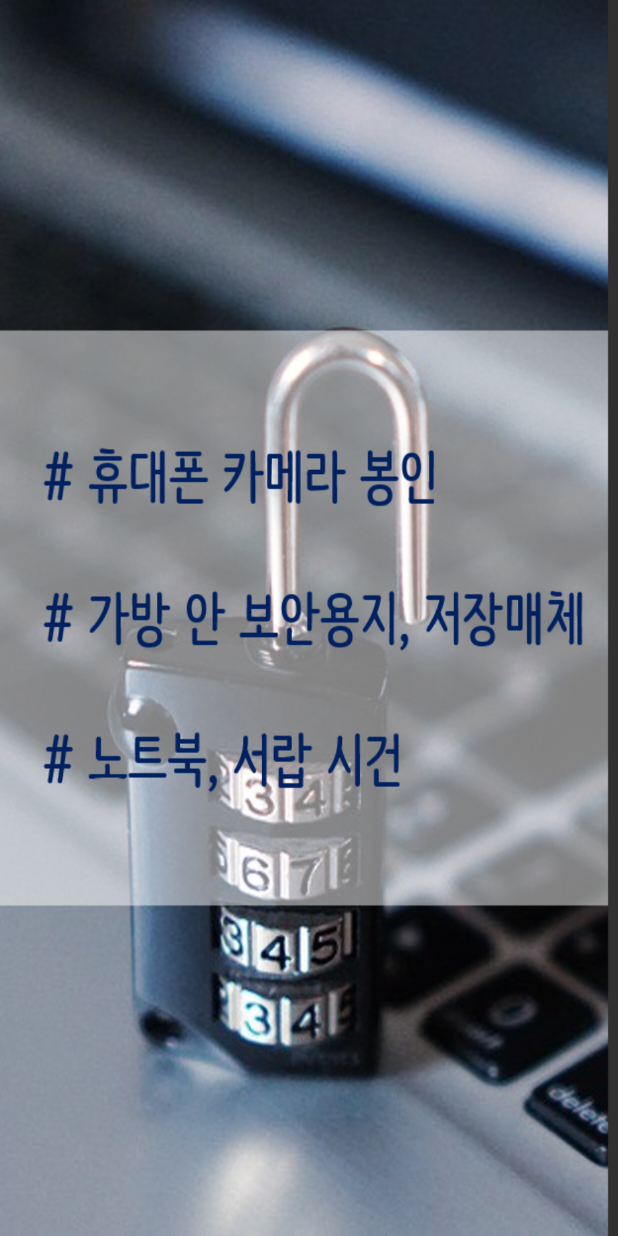
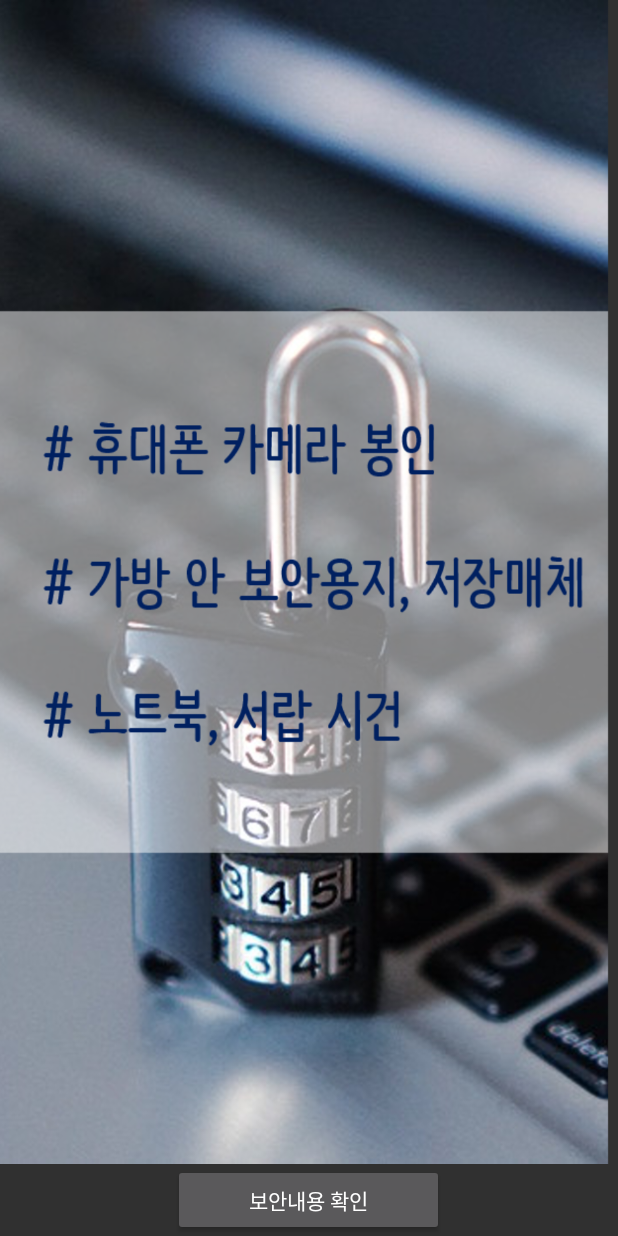
Before and after one commit to jenyo0/securityAlarm, an Android app: the screen it shows after launch (MainActivity), on a phone screen of 412 x 824 dp. Run offline under Robolectric (Android 15) with nearby library versions, the phone set to English and light mode, and no system bars.

Commit message:
1. 스누즈 기능 추가(오전/오후 각 3회) 2. 알람 시 화면에 확인버튼 클릭하면 스누즈 기능 취소 3. 화면 버튼 추가

```diff
--- a/src/main/java/samsungkh/com/kh_alarm/AlarmManagerUtil.java
+++ b/src/main/java/samsungkh/com/kh_alarm/AlarmManagerUtil.java
@@ -22,7 +22,6 @@ public  class AlarmManagerUtil {
 
     public static void setOnceAlarm(int hourOfDay, int minute, PendingIntent alarmPendingIntent) {
         AlarmManager alarmManager = (AlarmManager)mContext.getSystemService(Context.ALARM_SERVICE);
-
        if (Build.VERSION.SDK_INT >= Build.VERSION_CODES.M)
             alarmManager.setExactAndAllowWhileIdle(AlarmManager.RTC_WAKEUP, getTriggerAtMillis(hourOfDay, minute), alarmPendingIntent);
         else if (Build.VERSION.SDK_INT >= Build.VERSION_CODES.KITKAT)
@@ -30,7 +29,6 @@ public  class AlarmManagerUtil {
         else
             alarmManager.set(AlarmManager.RTC_WAKEUP, getTriggerAtMillis(hourOfDay, minute), alarmPendingIntent);
     }
-
 
     private static long getTriggerAtMillis(int hourOfDay, int minute) {
         GregorianCalendar currentCalendar = (GregorianCalendar) GregorianCalendar.getInstance();
--- a/src/main/java/samsungkh/com/kh_alarm/MainActivity.java
+++ b/src/main/java/samsungkh/com/kh_alarm/MainActivity.java
@@ -3,7 +3,6 @@ package samsungkh.com.kh_alarm;
 import android.annotation.TargetApi;
 import android.app.AlarmManager;
 import android.app.PendingIntent;
-import android.app.admin.DevicePolicyManager;
 import android.content.ComponentName;
 import android.content.Context;
 import android.content.Intent;
@@ -11,15 +10,21 @@ import android.os.Build;
 import android.os.Bundle;
 import android.support.v7.app.AppCompatActivity;
 import android.util.Log;
+import android.view.View;
+import android.widget.Button;
 import android.widget.ImageView;
+import android.widget.Toast;
 
 import java.util.Calendar;
+import java.util.GregorianCalendar;
 
-public class MainActivity extends AppCompatActivity{
+public class MainActivity extends AppCompatActivity implements View.OnClickListener{
 
-    DevicePolicyManager deviceMgr;
     ComponentName comp;
     ImageView imgView;
+    Button confirmBtn;
+    private PendingIntent pendingIntent;
+//    private PendingIntent[] sender;
 
    @TargetApi(Build.VERSION_CODES.LOLLIPOP)
     @Override
@@ -27,30 +32,39 @@ public class MainActivity extends AppCompatActivity{
 
         super.onCreate(savedInstanceState);
 
-        deviceMgr = (DevicePolicyManager) getSystemService(Context.DEVICE_POLICY_SERVICE);
         comp = new ComponentName(this, UninstallDeviceAdminReceiver.class);
 
        setContentView(R.layout.activity_main);
        imgView = (ImageView) findViewById(R.id.main_img);
        imgView.setBackgroundResource(R.drawable.sec_1);
 
-        if (!deviceMgr.isAdminActive(comp)) {
-            Log.d("jojo", "Main :admin is false");
-            Intent intent = new Intent(
-                    DevicePolicyManager.ACTION_ADD_DEVICE_ADMIN);
-            intent.putExtra(DevicePolicyManager.EXTRA_DEVICE_ADMIN, comp);
-            intent.putExtra(DevicePolicyManager.DELEGATION_BLOCK_UNINSTALL, comp);
-            intent.putExtra(DevicePolicyManager.EXTRA_ADD_EXPLANATION,
-                    getString(R.string.devicePolicyManagerMessage));
-            startActivityForResult(intent, 0);
-        } else {
-            Log.d("jojo", "Main : admin is true");
-        }
+       confirmBtn = (Button) findViewById(R.id.button_confirm);
+       confirmBtn.setOnClickListener(this);
+
+//        if (!deviceMgr.isAdminActive(comp)) {
+//            Log.d("jojo", "Main :admin is false");
+//            Intent intent = new Intent(DevicePolicyManager.ACTION_ADD_DEVICE_ADMIN);
+//            intent.putExtra(DevicePolicyManager.EXTRA_DEVICE_ADMIN, comp);
+//            intent.putExtra(DevicePolicyManager.DELEGATION_BLOCK_UNINSTALL, comp);
+//            intent.putExtra(DevicePolicyManager.EXTRA_ADD_EXPLANATION, getString(R.string.devicePolicyManagerMessage));
+//            startActivityForResult(intent, 0);
+//        } else {
+//            Log.d("jojo", "Main : admin is true");
+//        }
+
+       setAlarm("M");
+       setAlarm("A");
+
+//       setAlarm1();
+//       setAlarm2();
+
     }
 
     @Override
     protected void onResume() {
         super.onResume();
+
+        Log.d("jojo", "Main :onResume()");
 
         Calendar cal = Calendar.getInstance();
         int num = cal.get(Calendar.DAY_OF_WEEK);
@@ -76,42 +90,72 @@ public class MainActivity extends AppCompatActivity{
             Log.d("jojo", "onActiveResult-OK");
         }
 
-        setAlarm1();
-        setAlarm2();
+        Log.d("jojo", "Main :onActivityResult()");
+
+        setAlarm("M");
+        setAlarm("A");
     }
 
-    public void setAlarm1(){
+    private void setAlarm(String gubun){
 
-        AlarmManager manager = (AlarmManager)getSystemService(Context.ALARM_SERVICE);
+        Log.d("jojo", "IN setAlarm()");
+
         Intent myIntent;
-        PendingIntent pendingIntent;
+        AlarmManagerUtil alarmManagerUtil = new AlarmManagerUtil(this);
+        myIntent = new Intent(MainActivity.this, BroadCaseD.class);
+//        sender = new PendingIntent[6];
 
-        myIntent = new Intent(MainActivity.this, BroadCaseD.class);
-        pendingIntent = PendingIntent.getBroadcast(this, 0, myIntent, 0);
+        int randomMin = (int)(Math.random()*10 + 1);
+        int startCount,endCount,hour;
 
-        AlarmManagerUtil alarmManagerUtil = new AlarmManagerUtil(this);
-        AlarmManagerUtil.setOnceAlarm(10,50+(int)(Math.random()*40 + 1), pendingIntent);
+        if("M".equals(gubun)){
+            Log.d("jojo", "Main :setAlarm() : M");
+            startCount = 0;
+            endCount = 3;
+            hour = 11;
+        }else{
+            Log.d("jojo", "Main :setAlarm() : A");
+            startCount = 3;
+            endCount = 6;
+            hour = 16;
+        }
 
-        //test
+//        //test
 //        GregorianCalendar currentCalendar = (GregorianCalendar) GregorianCalendar.getInstance();
 //        int curHour = currentCalendar.get(GregorianCalendar.HOUR_OF_DAY);
 //        int curMin = currentCalendar.get(GregorianCalendar.MINUTE);
-//        AlarmManagerUtil.setOnceAlarm(curHour, curMin+1, pendingIntent);
 
+        for (int count = startCount ; count < endCount ;count++){
+            pendingIntent = PendingIntent.getBroadcast(this, count, myIntent, 0);
+            AlarmManagerUtil.setOnceAlarm(hour,randomMin + (count%3)*10, pendingIntent);
+            //test용
+//            if("M".equals(gubun)){
+//                alarmManagerUtil.setOnceAlarm(curHour,curMin+1 + (count%3)*1, pendingIntent);
+//            }else{
+//                alarmManagerUtil.setOnceAlarm(curHour,curMin+5 + (count%3)*1, pendingIntent);
+//            }
+        }
     }
 
-    public void setAlarm2() {
+    @Override
+    public void onClick(View view) {
 
-        AlarmManager manager = (AlarmManager) getSystemService(Context.ALARM_SERVICE);
-        Intent myIntent;
-        PendingIntent pendingIntent;
+        GregorianCalendar currentCalendar = (GregorianCalendar) GregorianCalendar.getInstance();
+        int curHour = currentCalendar.get(GregorianCalendar.HOUR_OF_DAY);
 
-        myIntent = new Intent(MainActivity.this, BroadCaseD.class);
-        pendingIntent = PendingIntent.getBroadcast(this, 1, myIntent, 0);
+        if(view == confirmBtn){
 
-        AlarmManagerUtil alarmManagerUtil = new AlarmManagerUtil(this);
-        AlarmManagerUtil.setOnceAlarm(15,50+(int)(Math.random()*40 + 1), pendingIntent);
+            if (curHour == 11 || curHour == 16) {
+                //cancel alarm
+                AlarmManager manager = (AlarmManager) getSystemService(Context.ALARM_SERVICE);
+                manager.cancel(pendingIntent);
+                Toast.makeText(this, "보안알림 체크완료", Toast.LENGTH_SHORT).show();
 
+                //reset alarm
+                setAlarm("M");
+                setAlarm("A");
+            }
+            finish();
+        }
     }
-
 }
--- a/src/main/res/layout/activity_main.xml
+++ b/src/main/res/layout/activity_main.xml
@@ -9,8 +9,36 @@
     <ImageView
         android:id="@+id/main_img"
         android:layout_width="match_parent"
-        android:layout_height="wrap_content">
+        android:layout_height="wrap_content"
+        android:layout_weight="1">
 
     </ImageView>
 
+    <LinearLayout
+        android:layout_width="match_parent"
+        android:layout_height="wrap_content"
+        android:orientation="horizontal">
+
+        <LinearLayout
+            android:layout_width="wrap_content"
+            android:layout_height="match_parent"
+            android:layout_weight="1.5"
+            android:orientation="vertical"></LinearLayout>
+
+        <Button
+            android:id="@+id/button_confirm"
+            android:layout_width="wrap_content"
+            android:layout_height="wrap_content"
+            android:layout_weight="1"
+            android:text="보안내용 확인"
+            android:textAlignment="center" />
+
+        <LinearLayout
+            android:layout_width="wrap_content"
+            android:layout_height="match_parent"
+            android:layout_weight="1.5"
+            android:orientation="vertical"></LinearLayout>
+
+    </LinearLayout>
+
 </LinearLayout>
```
Also changed, not shown: src/main/AndroidManifest.xml (+2 -5 lines), src/main/java/samsungkh/com/kh_alarm/BroadCaseD.java (+43 -11 lines), src/main/res/drawable/icon_512.png (added), 2 other files.
